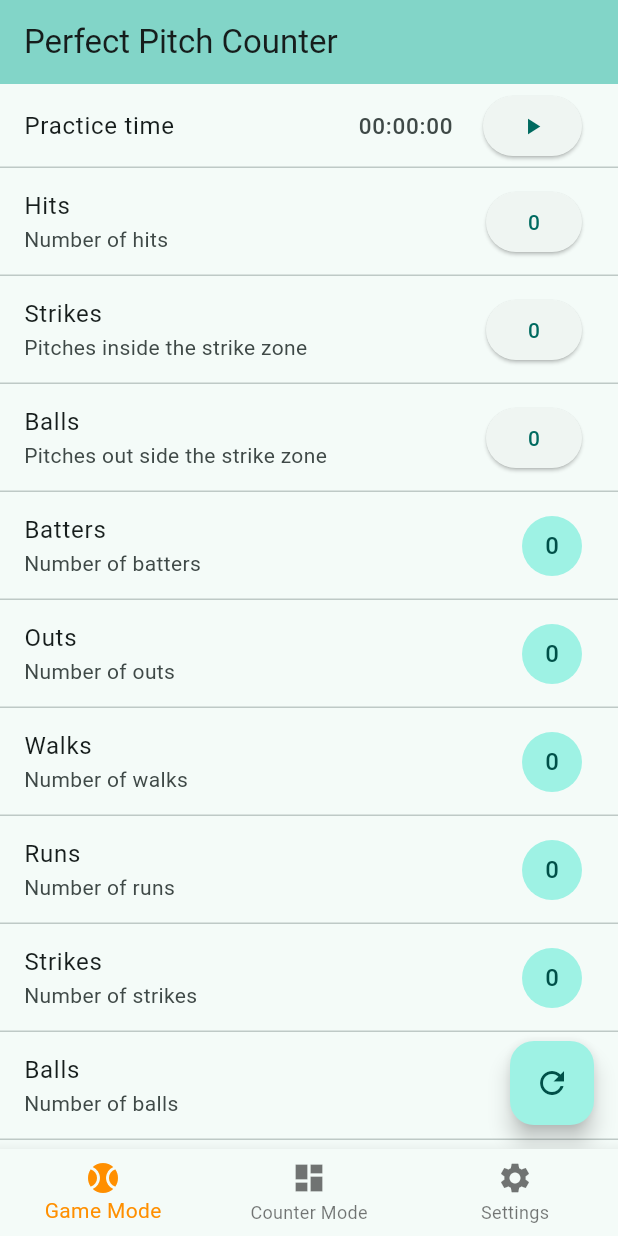
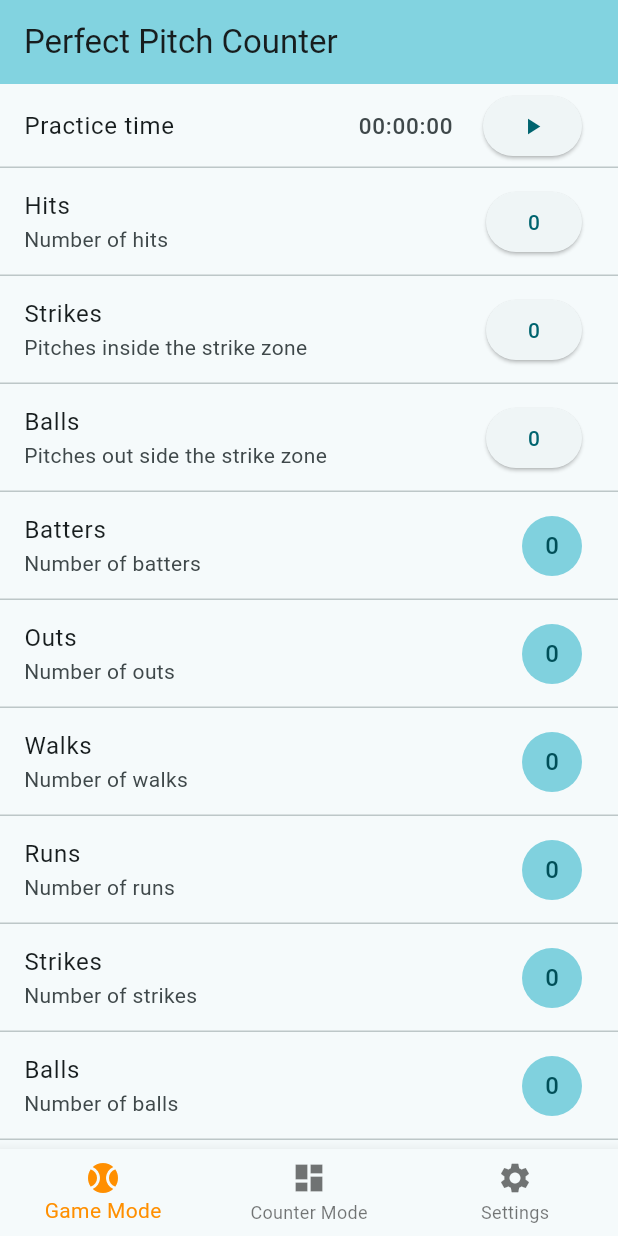
Before and after one commit to defektive/perfect-pitch-counter, a Flutter app: the screen it shows after launch, on a phone screen of 412 x 824 dp. Run offline on Flutter 3.47's test engine with Material 3 defaults, Android fonts, the phone set to English and light mode, and no system bars; our stand-ins replace package_info_plus; missing offline and left inert: wear_plus.

Commit message:
darkmode (#7)

```diff
--- a/lib/app/main.dart
+++ b/lib/app/main.dart
@@ -7,12 +7,19 @@ import 'bottom_nav.dart';
 class PitchCounterApp extends StatelessWidget {
   const PitchCounterApp({super.key});
 
+  bool isDarkMode(BuildContext context) {
+    return MediaQuery.of(context).platformBrightness == Brightness.dark;
+  }
+
   @override
   Widget build(BuildContext context) {
+
+    final bool systemIsDarkMode = isDarkMode(context);
+
     return MaterialApp(
       title: 'Perfect Pitch Counter',
       theme: ThemeData(
-        colorScheme: ColorScheme.fromSeed(seedColor: Colors.teal),
+        colorScheme: ColorScheme.fromSeed(seedColor: Colors.grey, brightness: (systemIsDarkMode ? Brightness.dark : Brightness.light), contrastLevel: 0.05),
       ),
       home: const BottomNav(),
     );
--- a/lib/pages/pitch_game.dart
+++ b/lib/pages/pitch_game.dart
@@ -115,13 +115,24 @@ class _PitchGamePageState extends State<PitchGamePage> {
             subtitle: Text('Number of pitches'),
           ),
           Divider(height: 0),
+          ListTile(
+            title: Text('Reset'),
+            subtitle: Text('Reset stats'),
+            trailing: ElevatedButton(
+              style: ElevatedButton.styleFrom(
+                backgroundColor: Colors.red, // Background color for the danger button
+                foregroundColor: Colors.white, // Text color for the danger button
+                padding: const EdgeInsets.symmetric(horizontal: 24, vertical: 12),
+                shape: RoundedRectangleBorder(
+                  borderRadius: BorderRadius.circular(8), // Rounded corners
+                ),
+              ),
+              onPressed: pitchGame.resetCounters,
+              child: const Icon(Icons.refresh),
+            ),
+          ),
+          Divider(height: 0),
         ],
-      ),
-
-      floatingActionButton: FloatingActionButton(
-        onPressed: pitchGame.resetCounters,
-        tooltip: 'Reset',
-        child: const Icon(Icons.refresh),
       ),
     );
   }
```
